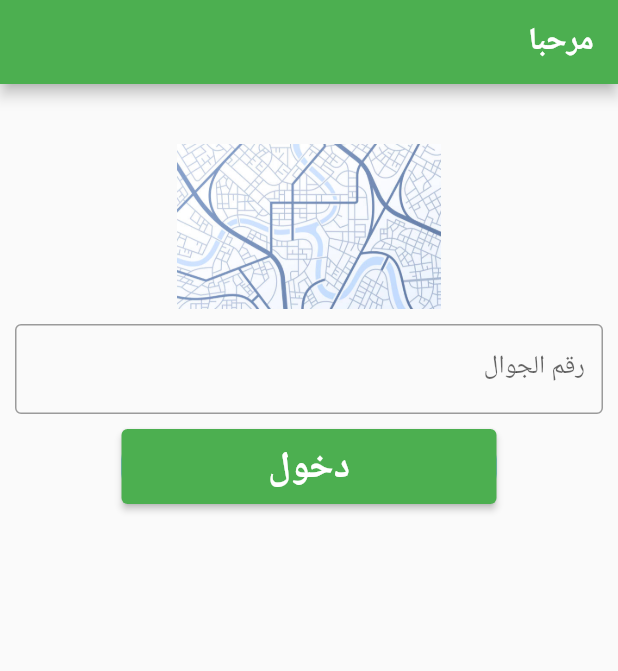
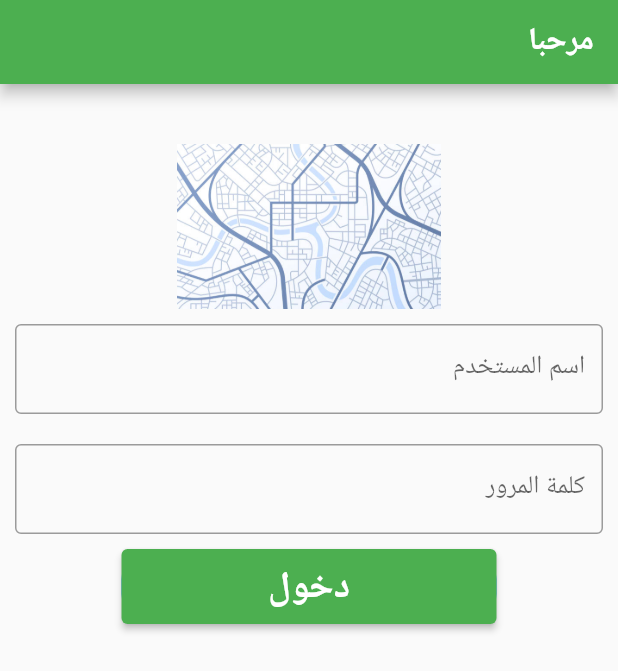
Before and after one commit to mohammedAljouei/tawseh, a Flutter app: the screen it shows after launch, after a tap on "دخول", on a phone screen of 412 x 824 dp. Shown: the top 671 px of the screen. Run offline on Flutter 3.47's test engine with Material 2 defaults, Android fonts, the phone set to English and light mode, and no system bars; our stand-ins replace cloud_firestore, firebase_auth, firebase_core, flutter_secure_storage, google_maps_flutter; missing offline and left inert: dart:ffi; accounts and stored records are empty.

Commit message:
Day 3, auth not done yet, check add points and check user exist

```diff
--- a/lib/main.dart
+++ b/lib/main.dart
@@ -1,4 +1,5 @@
 import 'dart:async';
+import 'dart:ffi';
 
 import 'package:flutter/material.dart';
 import 'package:flutter_localizations/flutter_localizations.dart';
@@ -7,6 +8,9 @@ import 'package:google_maps_flutter/google_maps_flutter.dart';
 import 'firebase_options.dart';
 import 'package:firebase_auth/firebase_auth.dart';
 import 'package:cloud_firestore/cloud_firestore.dart';
+import 'package:flutter_secure_storage/flutter_secure_storage.dart';
+import 'screens/auth.dart';
+import 'screens/home.dart';
 
 void main() async {
   WidgetsFlutterBinding.ensureInitialized();
@@ -17,12 +21,39 @@ void main() async {
   runApp(const MyApp());
 }
 
-class MyApp extends StatelessWidget {
-  const MyApp({super.key});
+class MyApp extends StatefulWidget {
+  const MyApp({
+    super.key,
+  });
 
-  // This widget is the root of your application.
+  @override
+  State<MyApp> createState() => _MyAppState();
+}
+
+class _MyAppState extends State<MyApp> {
+  String? userName;
+  bool checked = false;
+
+  void getUserName() async {
+    // ignore: no_leading_underscores_for_local_identifiers
+    AndroidOptions _getAndroidOptions() => const AndroidOptions(
+          encryptedSharedPreferences: true,
+        );
+    final storage = FlutterSecureStorage(aOptions: _getAndroidOptions());
+    String? value = await storage.read(key: 'userName');
+    setState(() {
+      userName = value;
+    });
+  }
+
   @override
   Widget build(BuildContext context) {
+    if (!checked) {
+      getUserName();
+      setState(() {
+        checked = true;
+      });
+    }
     return MaterialApp(
       localizationsDelegates: const [
         GlobalCupertinoLocalizations.delegate,
@@ -38,121 +69,7 @@ class MyApp extends StatelessWidget {
       theme: ThemeData(
         primarySwatch: Colors.green,
       ),
-      home: const Login(),
+      home: userName == null ? Auth() : Home(),
     );
   }
 }
-
-class Login extends StatelessWidget {
-  const Login({super.key});
-
-  Future<void> addUser(String username) async {
-    CollectionReference users = FirebaseFirestore.instance.collection('users');
-
-    users.add({
-      'username': username,
-    }).then((value) => print(value.id));
-
-    users.get();
-
-    print('test');
-  }
-
-  @override
-  Widget build(BuildContext context) {
-    addUser('yyu');
-    return Scaffold(
-      appBar: AppBar(
-        title: const Text('مرحبا'),
-      ),
-      body: Column(
-        children: [
-          Container(
-            height: 150.0,
-            width: 190.0,
-            padding: const EdgeInsets.only(top: 40),
-            decoration: BoxDecoration(
-              borderRadius: BorderRadius.circular(200),
-            ),
-            child: Center(
-              child: Image.asset('assets/images/i1.jpg'),
-            ),
-          ),
-          const Padding(
-            padding: EdgeInsets.all(10),
-            child: TextField(
-                decoration: InputDecoration(
-              border: OutlineInputBorder(),
-              labelText: 'رقم الجوال',
-            )),
-          ),
-          Container(
-            height: 50,
-            width: 250,
-            decoration: BoxDecoration(
-                color: Colors.blue, borderRadius: BorderRadius.circular(20)),
-            child: ElevatedButton(
-              onPressed: () {
-                // Navigator.push(
-                //     context, MaterialPageRoute(builder: (_) => HomePage()));
-              },
-              child: const Text(
-                'دخول',
-                style: TextStyle(color: Colors.white, fontSize: 25),
-              ),
-            ),
-          ),
-        ],
-      ),
-    );
-  }
-}
-
-
-
-
-// class MapSample extends StatefulWidget {
-//   const MapSample({Key? key}) : super(key: key);
-
-//   @override
-//   State<MapSample> createState() => MapSampleState();
-// }
-
-// class MapSampleState extends State<MapSample> {
-//   final Completer<GoogleMapController> _controller =
-//       Completer<GoogleMapController>();
-
-//   static const CameraPosition _kGooglePlex = CameraPosition(
-//     target: LatLng(37.42796133580664, -122.085749655962),
-//     zoom: 14.4746,
-//   );
-
-//   static const CameraPosition _kLake = CameraPosition(
-//       bearing: 192.8334901395799,
-//       target: LatLng(37.43296265331129, -122.08832357078792),
-//       tilt: 59.440717697143555,
-//       zoom: 19.151926040649414);
-
-//   @override
-//   Widget build(BuildContext context) {
-//     return Scaffold(
-//       body: GoogleMap(
-//         mapType: MapType.hybrid,
-//         initialCameraPosition: _kGooglePlex,
-//         onMapCreated: (GoogleMapController controller) {
-//           _controller.complete(controller);
-//         },
-//       ),
-//       floatingActionButton: FloatingActionButton.extended(
-//         onPressed: _goToTheLake,
-//         label: const Text('To the lake!'),
-//         icon: const Icon(Icons.directions_boat),
-//       ),
-//     );
-//   }
-
-//   Future<void> _goToTheLake() async {
-//     final GoogleMapController controller = await _controller.future;
-//     controller.animateCamera(CameraUpdate.newCameraPosition(_kLake));
-//   }
-// }
--- a/lib/screens/auth.dart
+++ b/lib/screens/auth.dart
@@ -0,0 +1,136 @@
+import 'dart:async';
+import 'dart:ffi';
+
+import 'package:flutter/material.dart';
+import 'package:flutter_localizations/flutter_localizations.dart';
+import 'package:firebase_core/firebase_core.dart';
+import 'package:google_maps_flutter/google_maps_flutter.dart';
+import '../firebase_options.dart';
+import 'package:firebase_auth/firebase_auth.dart';
+import 'package:cloud_firestore/cloud_firestore.dart';
+import 'package:flutter_secure_storage/flutter_secure_storage.dart';
+
+import 'home.dart';
+
+class Auth extends StatelessWidget {
+  Auth({super.key});
+  final myControllerUserName = TextEditingController();
+
+  Future<void> addUserPoints(String userId) async {
+    CollectionReference points =
+        FirebaseFirestore.instance.collection('points');
+
+    points.add({'userId': userId, 'lang': 'sdd', 'lat': 'sss'});
+  }
+
+  Future<void> addUser(String username, BuildContext context) async {
+    CollectionReference users = FirebaseFirestore.instance.collection('users');
+
+    await users.add({
+      'username': username,
+    }).then((value) => checkUserExist(value.id, context));
+
+    print('test');
+  }
+
+  // do not FORGET about points
+
+  Future<void> checkUserExist(String userId, BuildContext context) async {
+    CollectionReference users = FirebaseFirestore.instance.collection('users');
+
+    users.doc(userId).get().then((DocumentSnapshot documentSnapshot) async {
+      if (documentSnapshot.exists) {
+        print(documentSnapshot.data());
+        print('sx');
+      } else {
+        // untill now NO WAY ENTER HERE
+        // Create storage
+        // ignore: no_leading_underscores_for_local_identifiers
+        AndroidOptions _getAndroidOptions() => const AndroidOptions(
+              encryptedSharedPreferences: true,
+            );
+        final storage = FlutterSecureStorage(aOptions: _getAndroidOptions());
+
+// Write value
+        await storage.write(key: 'userId', value: userId);
+        // ignore: use_build_context_synchronously
+        Navigator.push(
+          context,
+          MaterialPageRoute(builder: (context) => Home()),
+        );
+
+// Read value
+        //String? value = await storage.read(key: 'test');
+
+// Read all values
+        //Map<String, String> allValues = await storage.readAll();
+
+// Delete value
+        // await storage.delete(key: key);
+
+// Delete all
+        //await storage.deleteAll();
+
+      }
+    });
+  }
+
+  @override
+  Widget build(BuildContext context) {
+    // addUser('yyu');
+    //checkUserExist('ss');
+    return Scaffold(
+      appBar: AppBar(
+        title: const Text('مرحبا'),
+      ),
+      body: Column(
+        children: [
+          Container(
+            height: 150.0,
+            width: 190.0,
+            padding: const EdgeInsets.only(top: 40),
+            decoration: BoxDecoration(
+              borderRadius: BorderRadius.circular(200),
+            ),
+            child: Center(
+              child: Image.asset('assets/images/i1.jpg'),
+            ),
+          ),
+          Padding(
+            padding: EdgeInsets.all(10),
+            child: TextField(
+                controller: myControllerUserName,
+                decoration: const InputDecoration(
+                  border: OutlineInputBorder(),
+                  labelText: 'اسم المستخدم',
+                )),
+          ),
+          const Padding(
+            padding: EdgeInsets.all(10),
+            child: TextField(
+                obscureText: true,
+                decoration: InputDecoration(
+                  border: OutlineInputBorder(),
+                  labelText: 'كلمة المرور',
+                )),
+          ),
+          Container(
+            height: 50,
+            width: 250,
+            decoration: BoxDecoration(
+                color: Colors.blue, borderRadius: BorderRadius.circular(20)),
+            child: ElevatedButton(
+              onPressed: () {
+                addUser(myControllerUserName.text, context);
+              },
+              child: const Text(
+                'دخول',
+                style: TextStyle(color: Colors.white, fontSize: 25),
+              ),
+            ),
+          ),
+        ],
+      ),
+    );
+  }
+}
--- a/lib/screens/home.dart
+++ b/lib/screens/home.dart
@@ -1 +1,48 @@
 // tabs screen  [add contacts / explore]
+
+import 'dart:async';
+import 'dart:ffi';
+
+import 'package:flutter/material.dart';
+import 'package:flutter_localizations/flutter_localizations.dart';
+import 'package:firebase_core/firebase_core.dart';
+import 'package:google_maps_flutter/google_maps_flutter.dart';
+import '../firebase_options.dart';
+import 'package:firebase_auth/firebase_auth.dart';
+import 'package:cloud_firestore/cloud_firestore.dart';
+import 'package:flutter_secure_storage/flutter_secure_storage.dart';
+
+class Home extends StatelessWidget {
+  Home({super.key});
+
+  @override
+  Widget build(BuildContext context) {
+    // Create storage
+    // ignore: no_leading_underscores_for_local_identifiers
+    AndroidOptions _getAndroidOptions() => const AndroidOptions(
+          encryptedSharedPreferences: true,
+        );
+    final storage = FlutterSecureStorage(aOptions: _getAndroidOptions());
+    storage.deleteAll();
+    return Scaffold(
+      appBar: AppBar(
+        title: const Text('مرحبا'),
+      ),
+      body: Column(
+        children: [
+          Container(
+            height: 150.0,
+            width: 190.0,
+            padding: const EdgeInsets.only(top: 40),
+            decoration: BoxDecoration(
+              borderRadius: BorderRadius.circular(200),
+            ),
+            child: Center(
+              child: Image.asset('assets/images/i1.jpg'),
+            ),
+          )
+        ],
+      ),
+    );
+  }
+}
--- a/pubspec.yaml
+++ b/pubspec.yaml
@@ -42,6 +42,7 @@ dependencies:
   firebase_auth: ^4.2.1
   google_maps_flutter: ^2.2.1
   cloud_firestore: ^4.2.0
+  flutter_secure_storage: ^7.0.1
 
 
 dev_dependencies:
```
Also changed, not shown: 3 other files.
